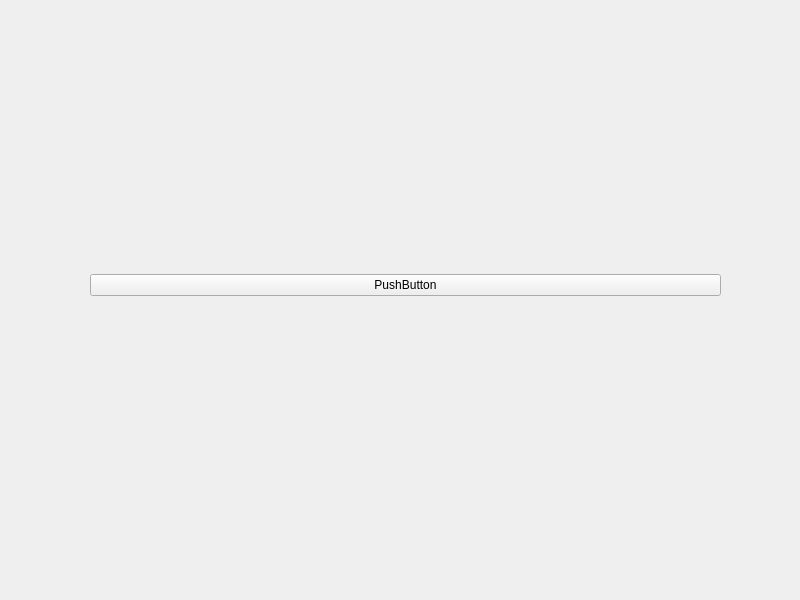
This is ui/diseño.ui in UzielLopez/image-blurer as Qt 5 draws it before an edit. The edited form follows.
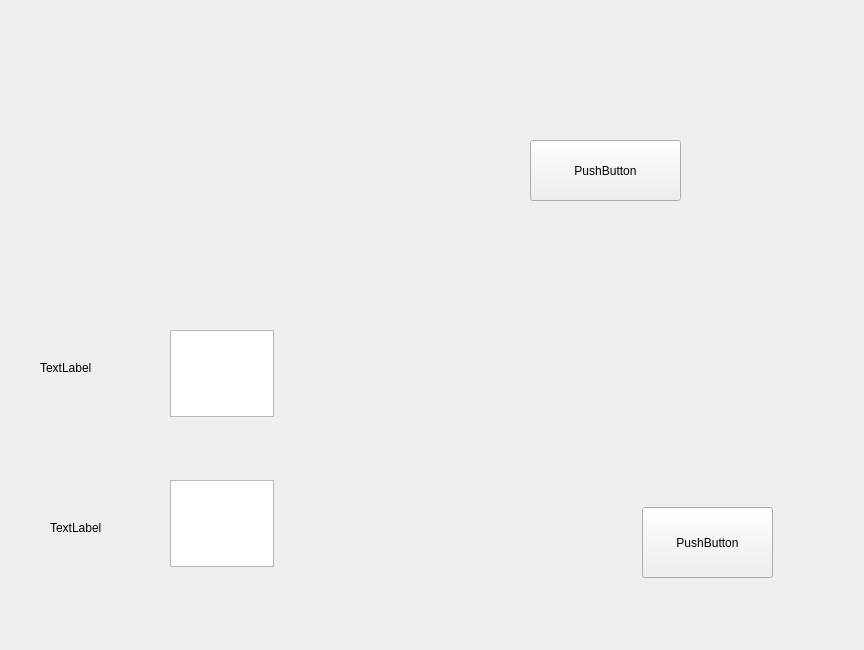
This is the edited form.

The edit to the form file:
```diff
--- a/ui/diseño.ui
+++ b/ui/diseño.ui
@@ -6,8 +6,8 @@
    <rect>
     <x>0</x>
     <y>0</y>
-    <width>800</width>
-    <height>600</height>
+    <width>864</width>
+    <height>650</height>
    </rect>
   </property>
   <property name="windowTitle">
@@ -17,21 +17,85 @@
    <widget class="QWidget" name="verticalLayoutWidget">
     <property name="geometry">
      <rect>
-      <x>90</x>
-      <y>50</y>
-      <width>631</width>
-      <height>471</height>
+      <x>100</x>
+      <y>70</y>
+      <width>271</width>
+      <height>221</height>
      </rect>
     </property>
-    <layout class="QVBoxLayout" name="verticalLayout">
-     <item>
-      <widget class="QPushButton" name="pushButton">
-       <property name="text">
-        <string>PushButton</string>
-       </property>
-      </widget>
-     </item>
-    </layout>
+    <layout class="QVBoxLayout" name="verticalLayout"/>
+   </widget>
+   <widget class="QPushButton" name="pushButton">
+    <property name="geometry">
+     <rect>
+      <x>530</x>
+      <y>140</y>
+      <width>151</width>
+      <height>61</height>
+     </rect>
+    </property>
+    <property name="text">
+     <string>PushButton</string>
+    </property>
+   </widget>
+   <widget class="QTextEdit" name="textEdit">
+    <property name="geometry">
+     <rect>
+      <x>170</x>
+      <y>330</y>
+      <width>104</width>
+      <height>87</height>
+     </rect>
+    </property>
+   </widget>
+   <widget class="QTextEdit" name="textEdit_2">
+    <property name="geometry">
+     <rect>
+      <x>170</x>
+      <y>480</y>
+      <width>104</width>
+      <height>87</height>
+     </rect>
+    </property>
+   </widget>
+   <widget class="QLabel" name="label">
+    <property name="geometry">
+     <rect>
+      <x>40</x>
+      <y>360</y>
+      <width>55</width>
+      <height>16</height>
+     </rect>
+    </property>
+    <property name="text">
+     <string>TextLabel</string>
+    </property>
+   </widget>
+   <widget class="QLabel" name="label_2">
+    <property name="geometry">
+     <rect>
+      <x>50</x>
+      <y>520</y>
+      <width>55</width>
+      <height>16</height>
+     </rect>
+    </property>
+    <property name="text">
+     <string>TextLabel</string>
+    </property>
+   </widget>
+   <widget class="QPushButton" name="ejecutar">
+    <property name="geometry">
+     <rect>
+      <x>642</x>
+      <y>507</y>
+      <width>131</width>
+      <height>71</height>
+     </rect>
+    </property>
+    <property name="text">
+     <string>PushButton</string>
+    </property>
    </widget>
   </widget>
  </widget>
```
